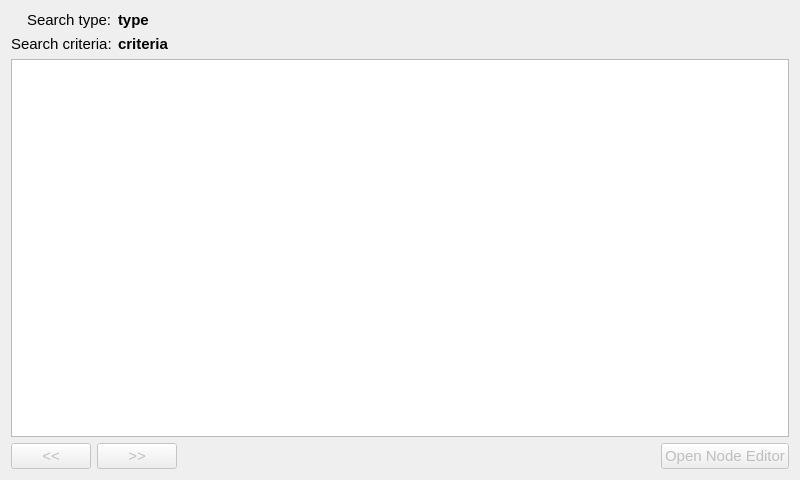
bisegni/chaosframework, file ccs/search/searchnoderesult.ui: the form before one commit.
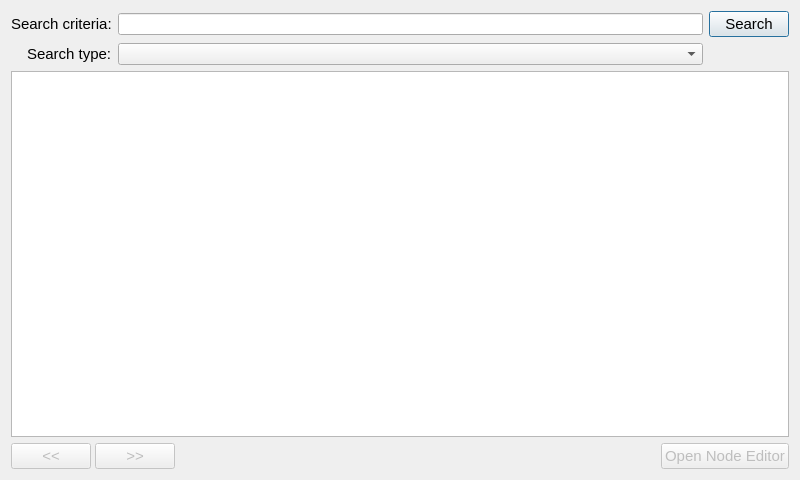
The form after the commit.

What changed in the file:
```diff
--- a/ccs/search/searchnoderesult.ui
+++ b/ccs/search/searchnoderesult.ui
@@ -30,39 +30,19 @@
     <layout class="QVBoxLayout" name="verticalLayout_2">
      <item>
       <layout class="QGridLayout" name="gridLayout">
-       <item row="1" column="1" alignment="Qt::AlignRight">
-        <widget class="QLabel" name="label_3">
-         <property name="font">
-          <font>
-           <pointsize>11</pointsize>
-          </font>
-         </property>
-         <property name="text">
-          <string>Search criteria:</string>
-         </property>
-        </widget>
-       </item>
-       <item row="0" column="3">
-        <widget class="QLabel" name="labelType">
-         <property name="sizePolicy">
-          <sizepolicy hsizetype="MinimumExpanding" vsizetype="Preferred">
-           <horstretch>0</horstretch>
-           <verstretch>0</verstretch>
-          </sizepolicy>
-         </property>
-         <property name="font">
-          <font>
-           <pointsize>11</pointsize>
-           <weight>75</weight>
-           <bold>true</bold>
-          </font>
-         </property>
-         <property name="text">
-          <string>type</string>
-         </property>
-        </widget>
-       </item>
        <item row="0" column="1" alignment="Qt::AlignRight">
+        <widget class="QLabel" name="label_2">
+         <property name="font">
+          <font>
+           <pointsize>11</pointsize>
+          </font>
+         </property>
+         <property name="text">
+          <string>Search criteria:</string>
+         </property>
+        </widget>
+       </item>
+       <item row="1" column="1" alignment="Qt::AlignRight">
         <widget class="QLabel" name="label">
          <property name="sizePolicy">
           <sizepolicy hsizetype="Preferred" vsizetype="Preferred">
@@ -80,17 +60,31 @@
          </property>
         </widget>
        </item>
+       <item row="0" column="3">
+        <widget class="QLineEdit" name="lineEditSearchCriteria"/>
+       </item>
+       <item row="0" column="4">
+        <widget class="QPushButton" name="pushButtonStartSearch">
+         <property name="font">
+          <font>
+           <pointsize>11</pointsize>
+          </font>
+         </property>
+         <property name="text">
+          <string>Search</string>
+         </property>
+         <property name="default">
+          <bool>true</bool>
+         </property>
+        </widget>
+       </item>
        <item row="1" column="3">
-        <widget class="QLabel" name="labelCriteria">
-         <property name="font">
-          <font>
-           <pointsize>11</pointsize>
-           <weight>75</weight>
-           <bold>true</bold>
-          </font>
-         </property>
-         <property name="text">
-          <string>criteria</string>
+        <widget class="QComboBox" name="comboBoxSearchType">
+         <property name="sizePolicy">
+          <sizepolicy hsizetype="Minimum" vsizetype="Fixed">
+           <horstretch>0</horstretch>
+           <verstretch>0</verstretch>
+          </sizepolicy>
          </property>
         </widget>
        </item>
@@ -116,6 +110,9 @@
      </item>
      <item>
       <layout class="QHBoxLayout" name="horizontalLayout_2">
+       <property name="spacing">
+        <number>4</number>
+       </property>
        <item>
         <widget class="QPushButton" name="pushButtonPrevPage">
          <property name="enabled">
```
